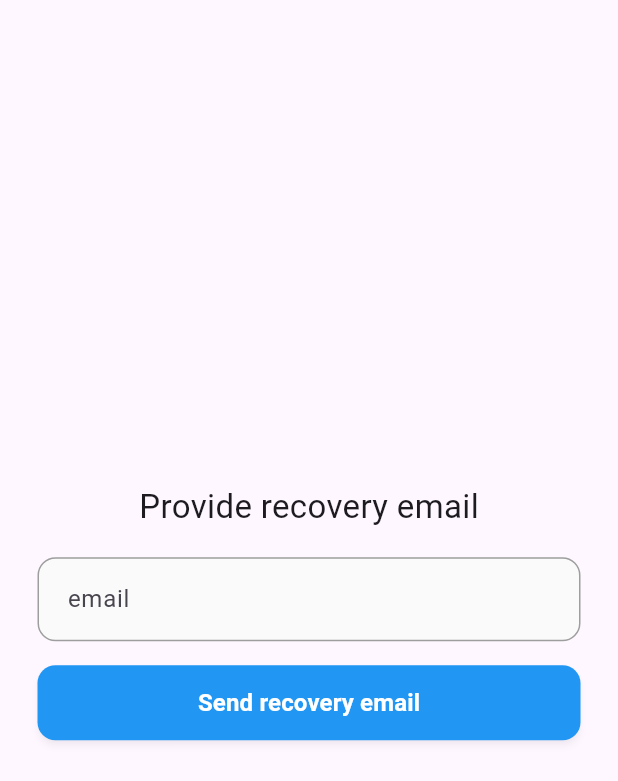
After one commit to OmarElmanzalawy/creativa_chat_app, a Flutter app: the ResetPasswordScreen screen opened directly, after a tap on "Send recovery email", on a phone screen of 412 x 824 dp. The commit adds this screen. Shown: the top 781 px of the screen. Run offline on Flutter 3.47's test engine with Material 3 defaults, Android fonts, the phone set to English and light mode, and no system bars; our stand-ins replace firebase_auth, firebase_core; accounts and stored records are empty; network calls fail.

Commit message:
add password reset

```diff
--- a/lib/services/auth_service.dart
+++ b/lib/services/auth_service.dart
@@ -4,6 +4,29 @@ import 'package:firebase_auth/firebase_auth.dart';
 import 'package:flutter/material.dart';
 
 class AuthService {
+
+static sendResetEmail(
+  String email,
+  BuildContext context
+  )async{
+
+  try{
+
+    await FirebaseAuth.instance.sendPasswordResetEmail(email: email);
+
+     ScaffoldMessenger.of(context).showSnackBar(
+      SnackBar(content: Text("email has been sent to $email"))
+    );
+
+  }catch(e){
+
+    print("error while reseting password");
+
+  }
+
+
+
+}
 
 static Future<bool> checkEmailVerification()async{
 
--- /dev/null
+++ b/lib/views/reset_password_screen.dart
@@ -0,0 +1,39 @@
+import 'package:chat_app/services/auth_service.dart';
+import 'package:chat_app/widgets/custom_button.dart';
+import 'package:chat_app/widgets/custom_textfield.dart';
+import 'package:flutter/material.dart';
+
+class ResetPasswordScreen extends StatelessWidget {
+  ResetPasswordScreen({super.key});
+
+  final TextEditingController _emailController = TextEditingController();
+
+  @override
+  Widget build(BuildContext context) {
+    return Scaffold(
+      body: Center(
+        child: Padding(
+          padding: const EdgeInsets.symmetric(horizontal:  25.0),
+          child: Column(
+            mainAxisAlignment: MainAxisAlignment.center,
+            children: [
+              Text("Provide recovery email",style: TextStyle(fontSize: 22),),
+              const SizedBox(height: 10,),
+              CustomTextField(
+                hintText: "enter your recovery email",
+                labelText: "email",
+                controller: _emailController
+                ),
+                CustomButton(
+                  text: "Send recovery email",
+                 onPressed: (){
+                  AuthService.sendResetEmail(_emailController.text,context);
+                 },
+                 )
+            ],
+          ),
+        ),
+      ),
+    );
+  }
+}
--- a/lib/views/sign_in_screen.dart
+++ b/lib/views/sign_in_screen.dart
@@ -1,4 +1,5 @@
 import 'package:chat_app/services/auth_service.dart';
+import 'package:chat_app/views/reset_password_screen.dart';
 import 'package:chat_app/views/sign_up_screen.dart';
 import 'package:chat_app/widgets/custom_button.dart';
 import 'package:chat_app/widgets/custom_textfield.dart';
@@ -83,6 +84,15 @@ class _SignInScreenState extends State<SignInScreen> {
                           },
                         ),
 
+                        Row(
+                          children: [
+                            Spacer(),
+                            TextButton(onPressed: (){
+                              Navigator.push(context, MaterialPageRoute(builder:(context) => ResetPasswordScreen(),));
+                            }, child: Text("Forget password",style: TextStyle(color: Colors.blue),))
+                          ],
+                        ),
+
                         const SizedBox(height: 24),
                          CustomButton(
                           text: 'Sign In',
```
